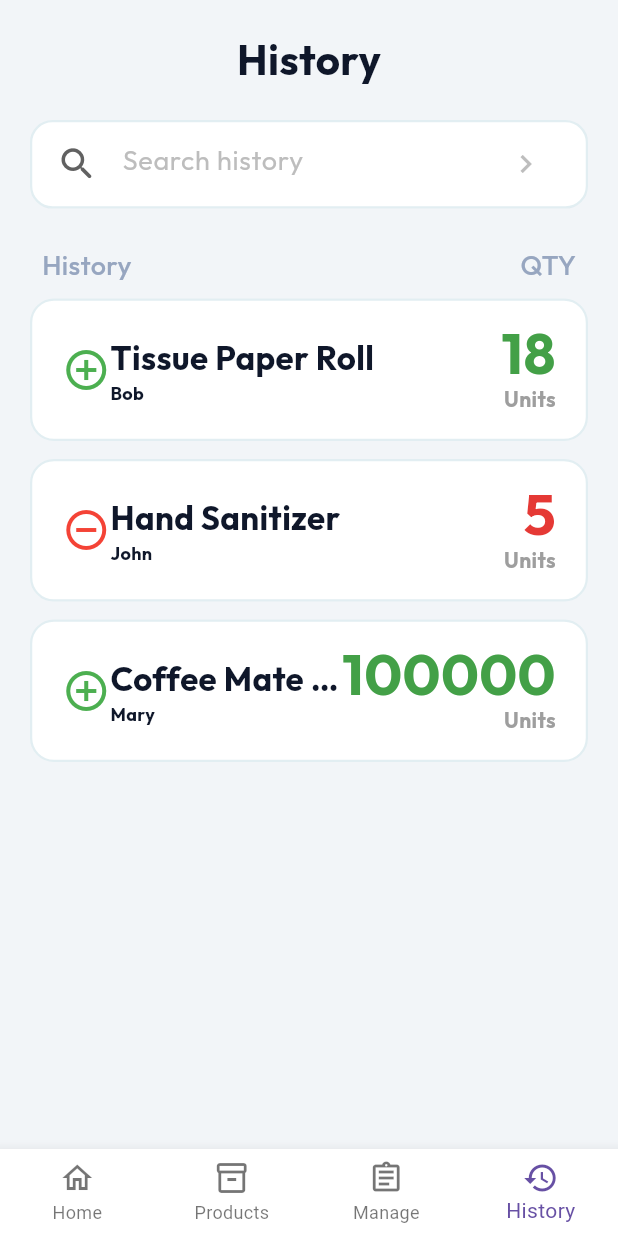
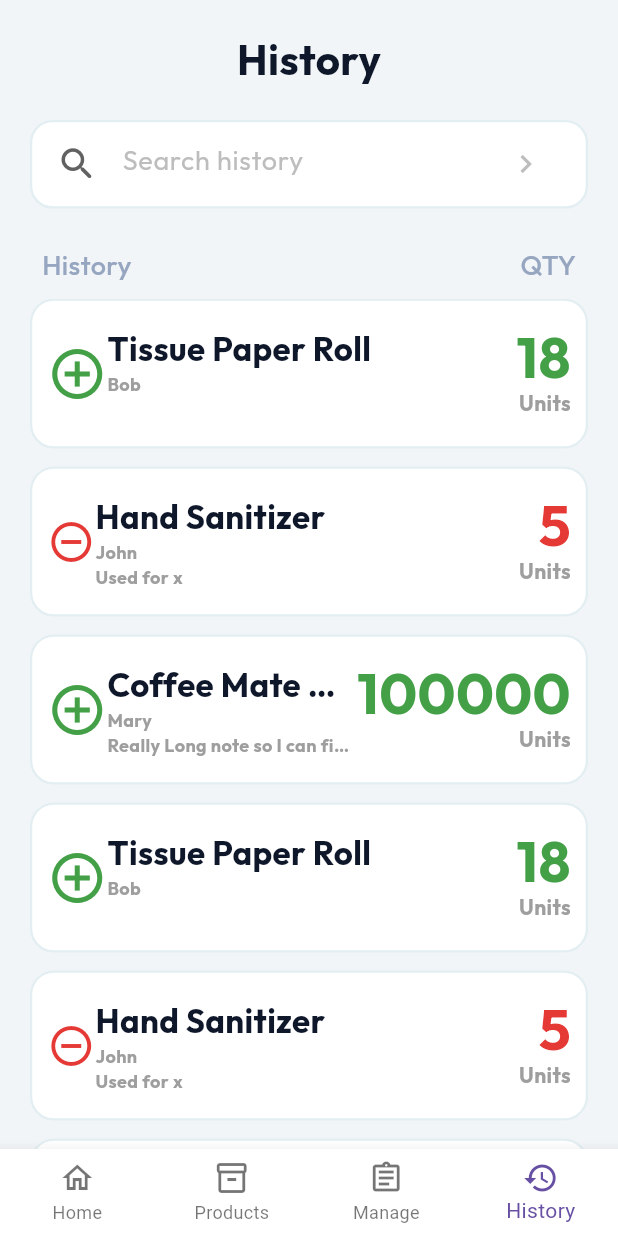
Before and after one commit to Mousefan6/TGFInventory, a Flutter app: the screen it shows after launch, swiped to page 4, on a phone screen of 412 x 824 dp. Run offline on Flutter 3.47's test engine with Material 3 defaults, Android fonts, the phone set to English and light mode, and no system bars; our stand-ins replace google_fonts; statements that could not run were skipped.

Commit message:
fixed some History UI

```diff
--- a/lib/scenes/history/history_screen.dart
+++ b/lib/scenes/history/history_screen.dart
@@ -50,6 +50,12 @@ class HistoryScreen extends StatelessWidget {
   Widget build(BuildContext context) {
     // REPLACE ARRAY (MOCK DATABASE)
     final List<History> history = [
+      const History(name: "Tissue Paper Roll", amount: 18, add: true, user: "Bob", note: ""),
+      const History(name: "Hand Sanitizer", amount: 5, add: false, user:"John", note: "Used for x"),
+      const History(name: "Coffee Mate Creamer whole plastic tin", amount: 100000, add: true, user:"Mary", note:"Really Long note so I can fix later because this will be too long"),
+      const History(name: "Tissue Paper Roll", amount: 18, add: true, user: "Bob", note: ""),
+      const History(name: "Hand Sanitizer", amount: 5, add: false, user:"John", note: "Used for x"),
+      const History(name: "Coffee Mate Creamer whole plastic tin", amount: 100000, add: true, user:"Mary", note:"Really Long note so I can fix later because this will be too long"),
       const History(name: "Tissue Paper Roll", amount: 18, add: true, user: "Bob", note: ""),
       const History(name: "Hand Sanitizer", amount: 5, add: false, user:"John", note: "Used for x"),
       const History(name: "Coffee Mate Creamer whole plastic tin", amount: 100000, add: true, user:"Mary", note:"Really Long note so I can fix later because this will be too long"),
@@ -152,11 +158,11 @@ class HistoryScreen extends StatelessWidget {
   // Card factory, colors are static
   Widget _buildHistoryCard(BuildContext context, History history) {
 
-    final Color qtyColor;
+    final Color addColor;
     if (history.add) {
-      qtyColor = Colors.green.shade600;
+      addColor = Colors.green.shade600;
     } else {
-      qtyColor = Colors.red.shade600;
+      addColor = Colors.red.shade600;
     }
     return Container(
       decoration: BoxDecoration(
@@ -167,18 +173,19 @@ class HistoryScreen extends StatelessWidget {
           width: 1.5,
         ),
       ),
-      padding: const EdgeInsets.symmetric(horizontal: 20, vertical: 16),
+      padding: const EdgeInsets.symmetric(horizontal: 10, vertical: 16),
       child: Row(
         mainAxisAlignment: MainAxisAlignment.spaceBetween,
         children: [
           Column(
-            crossAxisAlignment: CrossAxisAlignment.end,
+            crossAxisAlignment: CrossAxisAlignment.start,
             children: [
                 history.add
-                    ? const Icon(Icons.add_circle_outline_sharp, color: Colors.green, size: 32,)
-                    : const Icon(Icons.remove_circle_outline_sharp, color: Colors.red, size: 32,)
+                    ? Icon(Icons.add_circle_outline_sharp, color: addColor, size: 40,)
+                    : Icon(Icons.remove_circle_outline_sharp, color: addColor, size: 32,)
             ],
           ),
+
           // Left column, History name
           Expanded(
             child: Column(
@@ -198,7 +205,6 @@ class HistoryScreen extends StatelessWidget {
                       color: const Color(0xFF0F172A),
                     ),
                   ),
-
                 ),
 
                   Text(
@@ -208,11 +214,19 @@ class HistoryScreen extends StatelessWidget {
                     style: GoogleFonts.outfit(
                       fontSize: 12,
                       fontWeight: FontWeight.bold,
-                      color: const Color(0xFF0F172A),
+                      color: Colors.grey.shade500,
                     ),
                   ),
-
-
+                Text(
+                  history.note,
+                  maxLines: 1,
+                  overflow: TextOverflow.ellipsis,
+                  style: GoogleFonts.outfit(
+                    fontSize: 12,
+                    fontWeight: FontWeight.bold,
+                    color: Colors.grey.shade500,
+                  ),
+                ),
               ],
             ),
           ),
@@ -227,7 +241,7 @@ class HistoryScreen extends StatelessWidget {
                   fontSize: 38,
                   fontWeight: FontWeight.bold,
                   height: 1.0,
-                  color: qtyColor,
+                  color: addColor,
 
                 ),
               ),
--- a/lib/scenes/products/products_screen.dart
+++ b/lib/scenes/products/products_screen.dart
@@ -91,7 +91,6 @@ class ProductsScreen extends StatelessWidget {
                   ),
                 ),
               ),
-
               const SizedBox(height: 24),
 
               // Header
```
